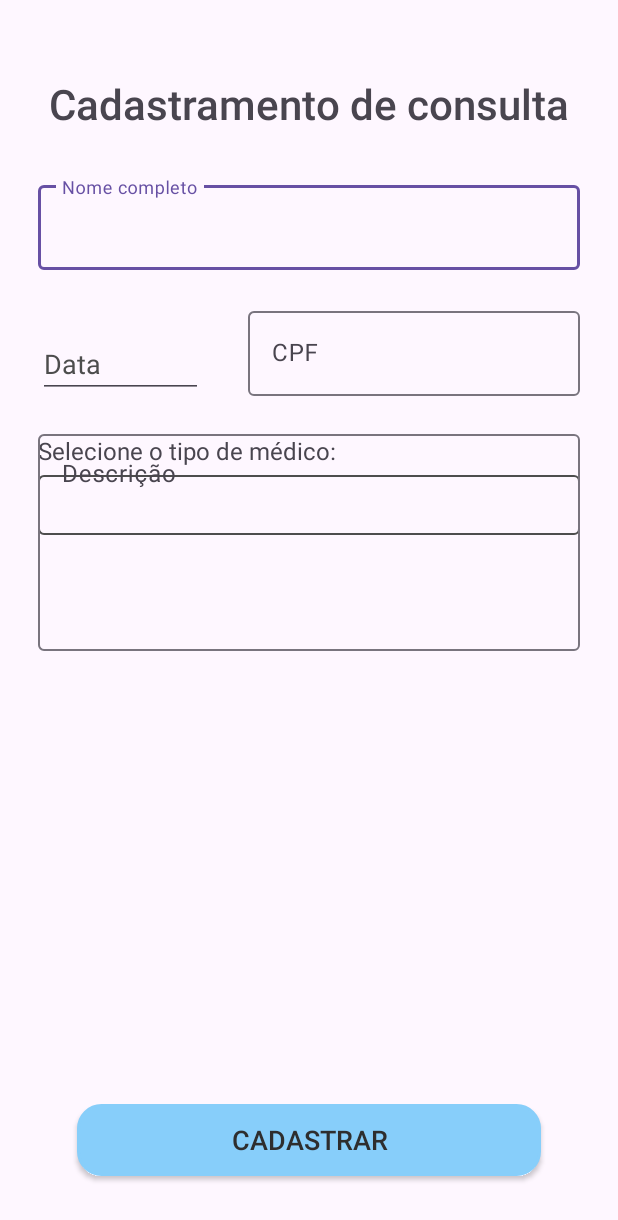
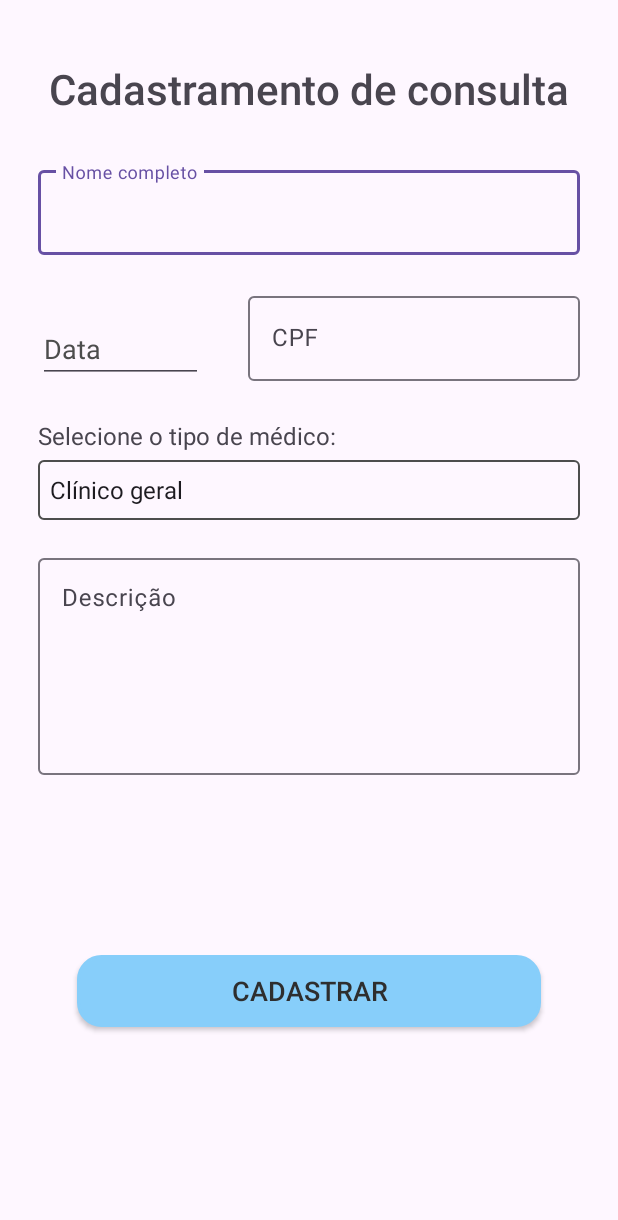
Before and after one commit to Miinero/gs-2sem, an Android app: the AppointmentRegisterActivity screen opened directly, with no data from a screen before it, on a phone screen of 412 x 824 dp. Shown: the top 1220 px of the screen. Run offline under Robolectric (Android 15) with nearby library versions, the phone set to English and light mode, and no system bars.

Commit message:
Added submit button logic

```diff
--- a/app/src/main/java/com/fiap/gs2sem/ui/AppointmentRegisterActivity.kt
+++ b/app/src/main/java/com/fiap/gs2sem/ui/AppointmentRegisterActivity.kt
@@ -2,8 +2,15 @@ package com.fiap.gs2sem.ui
 
 import android.app.DatePickerDialog
 import android.os.Bundle
+import android.util.Log
+import android.view.View
+import android.widget.AdapterView
+import android.widget.ArrayAdapter
 import androidx.appcompat.app.AppCompatActivity
+import com.fiap.gs2sem.R
 import com.fiap.gs2sem.databinding.ActivityRegisterAppointBinding
+import com.fiap.gs2sem.utils.FieldChecker
+import com.fiap.gs2sem.watchers.CPFInputWatcher
 import java.util.Calendar
 
 
@@ -17,8 +24,74 @@ class AppointmentRegisterActivity : AppCompatActivity() {
         binding = ActivityRegisterAppointBinding.inflate(layoutInflater)
 
         initDatePickerListener()
+        initSpinner()
+        initCPFTextWatcher()
+        initSubmitButton()
 
         setContentView(binding.root)
+    }
+
+    private fun initSubmitButton() {
+        val button = binding.registerActivityButtonSubmit
+        button.setOnClickListener {
+            var ok = true
+
+            val nameLayout = binding.registerActivityLayoutName
+            val name = binding.registerActivityEdttextName.text.toString()
+            if (!FieldChecker.checkName(name)) {
+                ok = false
+
+                nameLayout.error = "Insira um nome válido"
+            }else nameLayout.error = null
+
+            val dateEdttxt = binding.registerActivityEdttextDate
+            val date = dateEdttxt.text.toString()
+            if (!FieldChecker.checkDate(date)) {
+                ok = false
+
+                dateEdttxt.error = ""
+            }else dateEdttxt.error = null
+
+            val cpfLayout = binding.registerActivityLayoutCpf
+            val cpf = binding.registerActivityEdttextCpf.text.toString()
+            if (!FieldChecker.checkCPF(cpf)) {
+                ok = false
+
+                cpfLayout.error = "Insira um CPF válido"
+            }else cpfLayout.error = null
+
+            val descLayout = binding.registerActivityLayoutDesc
+            val desc = binding.registerActivityEdttextDesc.text.toString()
+            if (!FieldChecker.checkDesc(desc)) {
+                ok = false
+
+                descLayout.error = "Descreva o motivo da consulta"
+            }else descLayout.error = null
+
+            val spinner = binding.registerActivitySpinner
+            val type = spinner.selectedItem.toString()
+
+            if (!ok) return@setOnClickListener
+
+
+
+        }
+    }
+
+    private fun initCPFTextWatcher() {
+        val cpfEdt = binding.registerActivityEdttextCpf
+        cpfEdt.addTextChangedListener(CPFInputWatcher())
+    }
+
+    private fun initSpinner() {
+        val spinner = binding.registerActivitySpinner
+        val adapter = ArrayAdapter.createFromResource(
+            this,
+            R.array.options,
+            android.R.layout.simple_spinner_item
+        )
+        adapter.setDropDownViewResource(android.R.layout.simple_spinner_dropdown_item)
+        spinner.adapter = adapter
     }
 
     private fun initDatePickerListener() {
@@ -32,6 +105,7 @@ class AppointmentRegisterActivity : AppCompatActivity() {
             val datePickerDialog = DatePickerDialog(this, { _, selectedYear, selectedMonth, selectedDay ->
                 val selectedDate = "${selectedDay}/${selectedMonth + 1}/$selectedYear"
                 editTextDate.setText(selectedDate)
+                editTextDate.error = null
             }, year, month, day)
 
             datePickerDialog.show()
--- a/app/src/main/res/layout/activity_register_appoint.xml
+++ b/app/src/main/res/layout/activity_register_appoint.xml
@@ -1,9 +1,13 @@
 <?xml version="1.0" encoding="utf-8"?>
-<androidx.constraintlayout.widget.ConstraintLayout xmlns:android="http://schemas.android.com/apk/res/android"
-    xmlns:app="http://schemas.android.com/apk/res-auto"
+<ScrollView xmlns:android="http://schemas.android.com/apk/res/android"
+    android:layout_width="match_parent"
+    android:layout_height="match_parent"
+    android:fillViewport="true">
+
+    <androidx.constraintlayout.widget.ConstraintLayout xmlns:app="http://schemas.android.com/apk/res-auto"
         xmlns:tools="http://schemas.android.com/tools"
         android:layout_width="match_parent"
-    android:layout_height="match_parent"
+        android:layout_height="wrap_content"
         tools:context=".ui.AppointmentRegisterActivity">
 
         <TextView
@@ -15,7 +19,7 @@
             app:layout_constraintEnd_toEndOf="parent"
             app:layout_constraintStart_toStartOf="parent"
             android:textSize="28sp"
-        android:layout_marginTop="50dp"
+            android:layout_marginTop="40dp"
             android:fontFamily="sans-serif-medium"
             />
 
@@ -76,6 +80,7 @@
                 android:maxLines="1"
                 android:inputType="number"
                 android:maxLength="14"
+                android:digits="1234567890.-"
                 app:layout_constraintEnd_toEndOf="parent"
                 app:layout_constraintStart_toStartOf="parent"
                 />
@@ -110,7 +115,7 @@
             android:layout_height="150dp"
             app:layout_constraintEnd_toEndOf="parent"
             app:layout_constraintStart_toStartOf="parent"
-        app:layout_constraintTop_toBottomOf="@id/register_activity_layout_cpf"
+            app:layout_constraintTop_toBottomOf="@id/register_activity_spinner"
             android:layout_marginHorizontal="25dp"
             android:layout_marginTop="20dp"
             >
@@ -137,9 +142,11 @@
             android:background="@drawable/custom_button_border"
             app:layout_constraintStart_toStartOf="@id/register_activity_layout_desc"
             app:layout_constraintEnd_toEndOf="@id/register_activity_layout_desc"
-        app:layout_constraintBottom_toBottomOf="parent"
-        android:layout_marginBottom="40dp"
+            app:layout_constraintTop_toBottomOf="@id/register_activity_layout_desc"
+            android:layout_marginTop="120dp"
             app:layout_constraintWidth_percent="0.75"
             />
 
     </androidx.constraintlayout.widget.ConstraintLayout>
+
+</ScrollView>
```
Also changed, not shown: app/src/main/java/com/fiap/gs2sem/utils/FieldChecker.java (added, +21 -0 lines), app/src/main/java/com/fiap/gs2sem/watchers/CPFInputWatcher.java (added, +29 -0 lines). Lines whose indentation alone changed are shown as unchanged.
